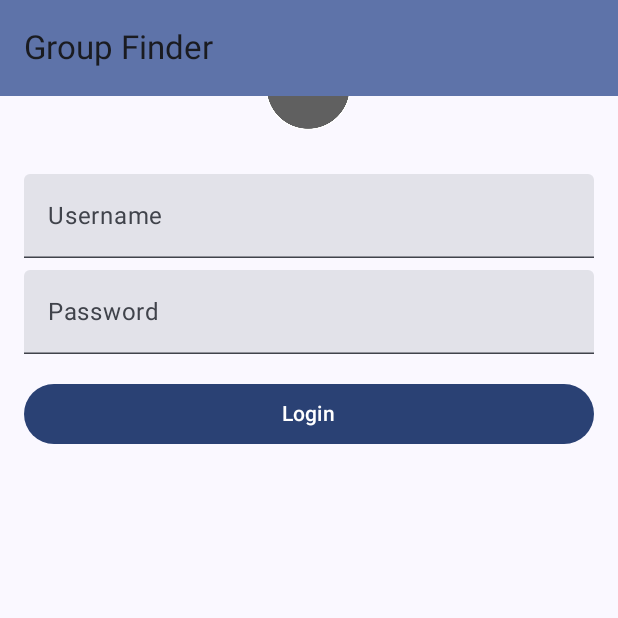
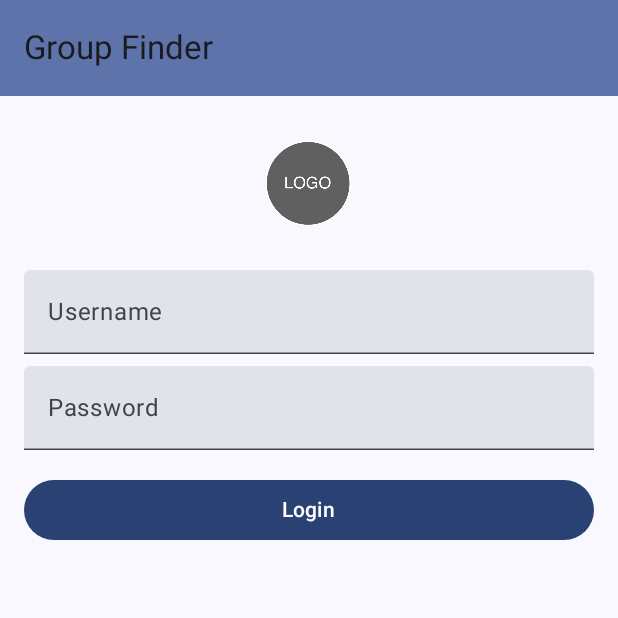
Before and after one commit to byui-hackathon-fall2024/GroupFinder, an Android app built with Jetpack Compose: the screen it shows after launch (MainActivity), on a phone screen of 412 x 824 dp, the top half of it. Run offline under Robolectric (Android 15) with nearby library versions, the phone set to English and light mode, and no system bars.

Commit message:
fixed padding

```diff
--- a/app/src/main/java/com/example/groupfinder/ui/LoginScreen.kt
+++ b/app/src/main/java/com/example/groupfinder/ui/LoginScreen.kt
@@ -43,7 +43,7 @@ fun LoginScreen(onLoginClick: (String, String) -> Unit) {
     Column(
         modifier = Modifier
             .fillMaxSize()
-            .padding(16.dp),
+            .padding(16.dp, top = 80.dp, 16.dp, 16.dp),
         verticalArrangement = Arrangement.Top,
         horizontalAlignment = Alignment.CenterHorizontally
     ) {
--- a/app/src/main/java/com/example/groupfinder/ui/ProfileScreen.kt
+++ b/app/src/main/java/com/example/groupfinder/ui/ProfileScreen.kt
@@ -42,6 +42,7 @@ import com.example.groupfinder.ui.theme.ButtonBlue
 import com.example.groupfinder.ui.theme.DarkBlue
 import com.example.groupfinder.ui.theme.GroupFinderTheme
 import com.example.groupfinder.ui.theme.Peach
+import org.intellij.lang.annotations.JdkConstants.HorizontalAlignment
 
 /*
 * TODO:
@@ -55,6 +56,7 @@ fun ProfileScreen(viewModel: UserViewModel = viewModel()) {
 
     Column(
         modifier = Modifier
+            .padding(top = 70.dp)
             .fillMaxSize()
             .background(
                 Brush.verticalGradient(
```
